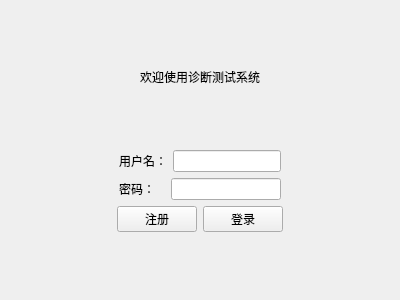
suyisora/QtCourse, file lab3/loginview.ui: the form before one commit.
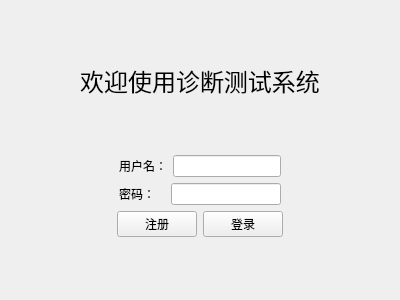
The form after the commit.

Patch:
```diff
--- a/lab3/loginview.ui
+++ b/lab3/loginview.ui
@@ -29,6 +29,11 @@
    </item>
    <item>
     <widget class="QLabel" name="label">
+     <property name="font">
+      <font>
+       <pointsize>18</pointsize>
+      </font>
+     </property>
      <property name="text">
       <string>欢迎使用诊断测试系统</string>
      </property>
```
